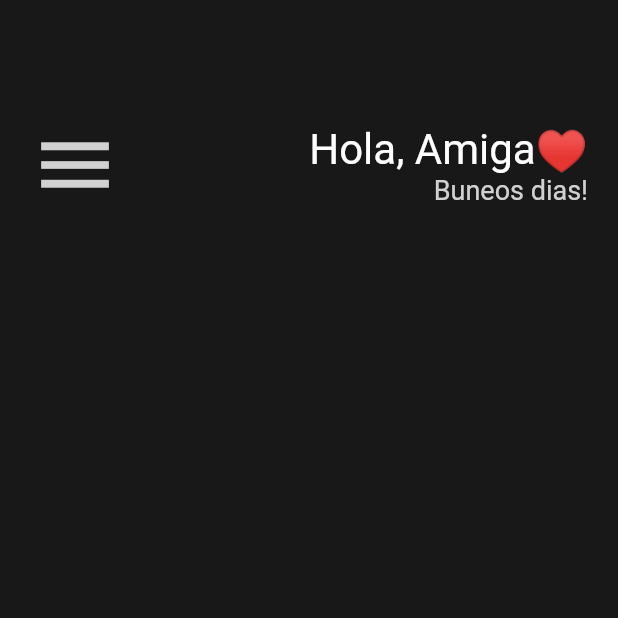
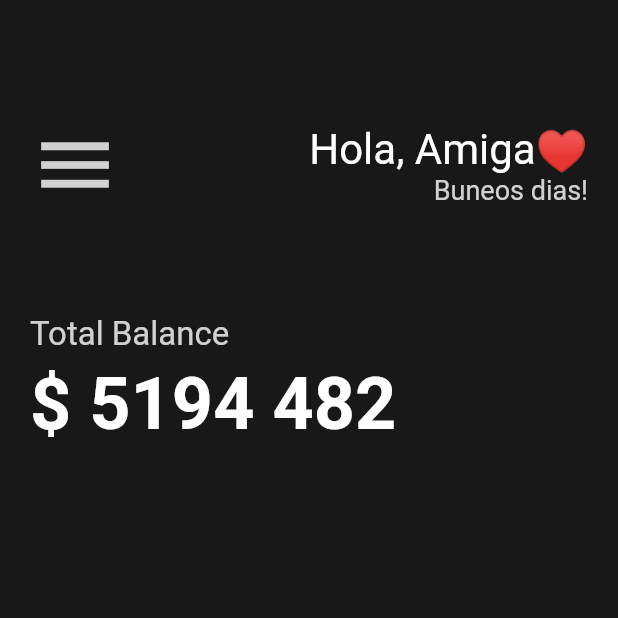
Before and after one commit to Four-Ace/flutter_Payment-_UI, a Flutter app: the screen it shows after launch, on a phone screen of 412 x 824 dp, the top half of it. Run offline on Flutter 3.47's test engine with Material 2 defaults, Android fonts, the phone set to English and light mode, and no system bars.

Commit message:
v2 - use AxisAlignment in coloum.

```diff
--- a/lib/main.dart
+++ b/lib/main.dart
@@ -17,6 +17,7 @@ class App extends StatelessWidget {
             horizontal: 20,
           ),
           child: Column(
+            crossAxisAlignment: CrossAxisAlignment.start,
             children: [
               const SizedBox(
                 height: 80,
@@ -47,6 +48,27 @@ class App extends StatelessWidget {
                   ),
                 ],
               ),
+              const SizedBox(
+                height: 70,
+              ),
+              Text(
+                'Total Balance',
+                style: TextStyle(
+                  color: Colors.white.withOpacity(0.8),
+                  fontSize: 22,
+                ),
+              ),
+              const SizedBox(
+                height: 5,
+              ),
+              const Text(
+                '\$ 5194 482',
+                style: TextStyle(
+                  fontSize: 48,
+                  color: Colors.white,
+                  fontWeight: FontWeight.w600,
+                ),
+              ),
             ],
           ),
         ),
```
